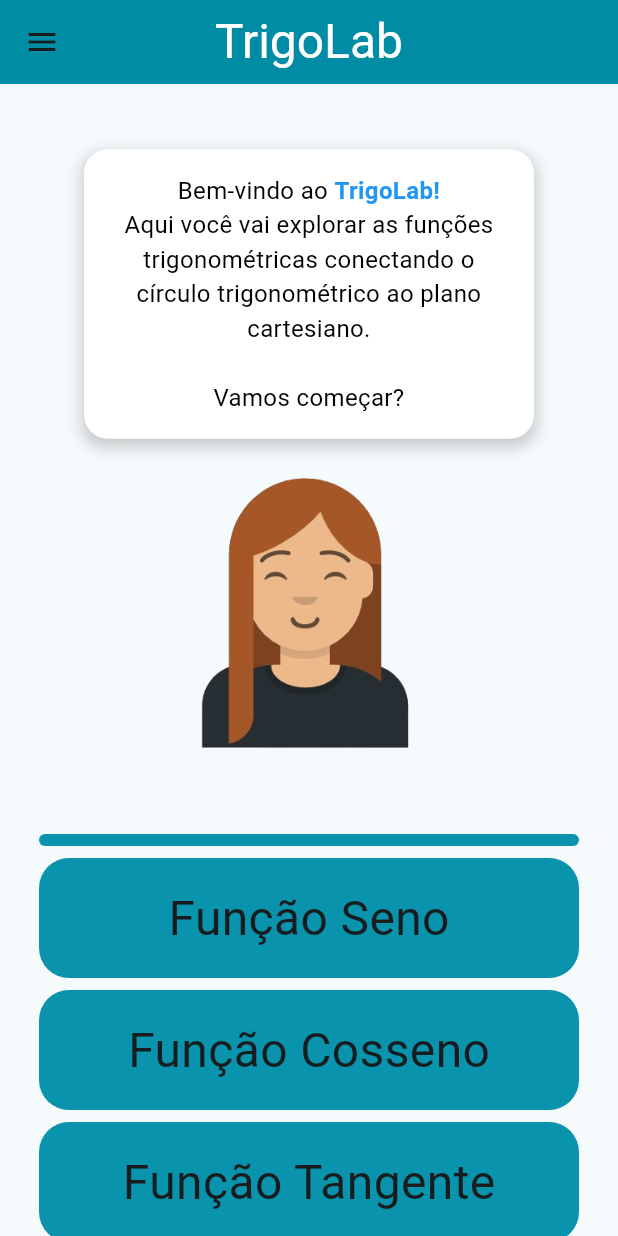
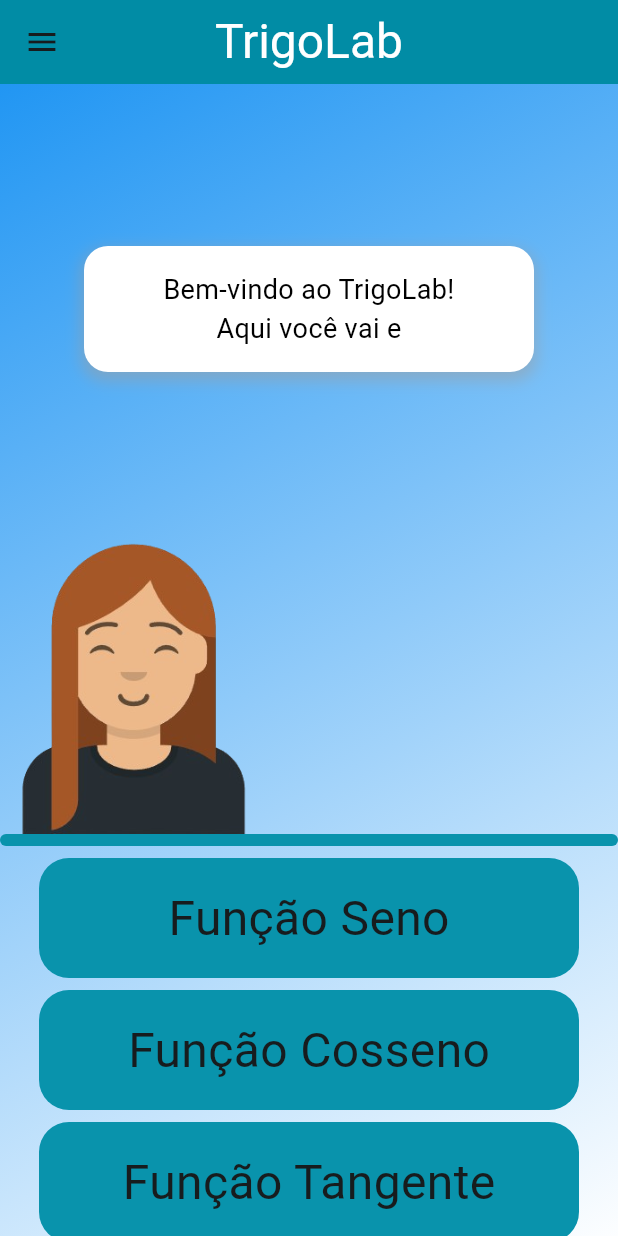
Before and after one commit to GabrielHCRJ/Trigolab, a Flutter app: the Trigonometria screen opened by its route, on a phone screen of 412 x 824 dp. Run offline on Flutter 3.47's test engine with Material 3 defaults, Android fonts, the phone set to English and light mode, and no system bars; our stand-ins replace google_fonts, video_player.

Commit message:
Tela de começar atividade pronta

```diff
--- a/trigolab/lib/cosseno/quiz-cosseno.dart
+++ b/trigolab/lib/cosseno/quiz-cosseno.dart
@@ -1,6 +1,6 @@
 import 'package:trigolab/seno/data/questions.dart';
 import 'package:trigolab/seno/quiz-seno.dart';
-import 'package:trigolab/seno/start_screen.dart';
+import 'package:trigolab/cosseno/start_screen.dart';
 import 'package:trigolab/tangente/quiz-tangente.dart';
 import 'package:trigolab/trigonometria.dart';
 import 'package:flutter/material.dart';
--- a/trigolab/lib/cosseno/start_screen.dart
+++ b/trigolab/lib/cosseno/start_screen.dart
@@ -61,7 +61,7 @@ class StartScreen extends StatelessWidget {
                     foregroundColor: const Color.fromARGB(255, 96, 238, 84)),
                 icon: const Icon(Icons.arrow_right_alt),
                 label: const Text(
-                  'Voltar ao Menu',
+                  'Voltar ao xnu',
                   style: TextStyle(
                     color: Color.fromARGB(255, 204, 183, 233),
                     fontSize: 32,
--- a/trigolab/lib/tangente/start_screen.dart
+++ b/trigolab/lib/tangente/start_screen.dart
@@ -61,7 +61,7 @@ class StartScreen extends StatelessWidget {
                     foregroundColor: const Color.fromARGB(255, 96, 238, 84)),
                 icon: const Icon(Icons.arrow_right_alt),
                 label: const Text(
-                  'Voltar ao Menu',
+                  'Voltar ao Mxnu',
                   style: TextStyle(
                     color: Color.fromARGB(255, 204, 183, 233),
                     fontSize: 32,
--- a/trigolab/lib/trigonometria.dart
+++ b/trigolab/lib/trigonometria.dart
@@ -1,3 +1,4 @@
+import 'dart:async';
 import 'package:flutter/material.dart';
 import 'package:trigolab/widgets/custom-drawer.dart';
 
@@ -16,74 +17,33 @@ class Trigonometria extends StatelessWidget {
         drawer: const CustomDrawer(),
         body: Center(
           child: SingleChildScrollView(
+            child: Container(
+              decoration: BoxDecoration(
+                gradient: LinearGradient(
+                  colors: [Colors.blue, Colors.white],
+                  begin: Alignment.topLeft,
+                  end: Alignment.bottomRight,
+                ),
+              ),
               child: Column(children: [
                 Container(
-                width: 500,
-                height: 500,
+                  width: double.infinity,
+                  height: 300,
                   child: Center(
-                  child: Column(
-                    mainAxisAlignment: MainAxisAlignment.center,
+                    child: TypingBalloon(),
+                  ),
+                ),
+                Row(
+                  mainAxisAlignment: MainAxisAlignment.start,
                   children: [
-                      // Container do balão de fala
-                      Container(
-                        margin: const EdgeInsets.only(
-                            bottom: 20), // Espaço entre a imagem e o balão
-                        padding:
-                            const EdgeInsets.all(16), // Espaçamento interno
-                        width: 300, // Largura do balão
-                        decoration: BoxDecoration(
-                          color: Colors.white,
-                          borderRadius:
-                              BorderRadius.circular(16), // Bordas arredondadas
-                          boxShadow: [
-                            BoxShadow(
-                              color: Colors.grey.withOpacity(0.5),
-                              spreadRadius: 2,
-                              blurRadius: 8,
-                              offset: const Offset(0, 4), // Sombra para baixo
+                    SizedBox(
+                      height: 200,
+                      child: Image.asset('assets/images/npc1.png'),
                     ),
                   ],
                 ),
-                        child: const Text.rich(
-                          TextSpan(
-                            children: [
-                              TextSpan(
-                                text: 'Bem-vindo ao ',
-                                style: TextStyle(
-                                    fontSize: 16, color: Colors.black),
-                              ),
-                              TextSpan(
-                                text: 'TrigoLab!',
-                                style: TextStyle(
-                                  fontWeight: FontWeight.bold,
-                                  fontSize: 16,
-                                  color: Colors.blue,
-                                ),
-                              ),
-                              TextSpan(
-                                text:
-                                    '\nAqui você vai explorar as funções trigonométricas conectando o círculo trigonométrico ao plano cartesiano.\n\nVamos começar?',
-                                style: TextStyle(
-                                    fontSize: 16, color: Colors.black),
-                              ),
-                            ],
-                          ),
-                          textAlign: TextAlign.center,
-                        ),
-                      ),
-                      // Imagem ou ícone do personagem
-                      SizedBox(
-                        height: 200,
-                        child: Image.asset(
-                            'assets/images/npc1.png'), // Caminho do asset
-                      ),
-                      // Linha decorativa abaixo do personagem
-                    ],
-                  ),
-                ),
-              ),
                 Container(
-                width: 360,
+                  width: double.infinity,
                   height: 8,
                   decoration: const BoxDecoration(
                       color: Color.fromARGB(255, 9, 147, 172),
@@ -99,7 +59,73 @@ class Trigonometria extends StatelessWidget {
                     ])
               ]),
             ),
+          ),
         ));
+  }
+}
+
+class TypingBalloon extends StatefulWidget {
+  @override
+  _TypingBalloonState createState() => _TypingBalloonState();
+}
+
+class _TypingBalloonState extends State<TypingBalloon> {
+  final String fullText =
+      'Bem-vindo ao TrigoLab!\nAqui você vai explorar as funções trigonométricas, relacionando o círculo trigonométrico ao plano cartesiano.\n\nVamos começar?';
+  String displayedText = "";
+  int charIndex = 0;
+
+  late Timer _timer;
+
+  @override
+  void initState() {
+    super.initState();
+    startTyping();
+  }
+
+  void startTyping() {
+    _timer = Timer.periodic(Duration(milliseconds: 50), (timer) {
+      if (charIndex < fullText.length) {
+        setState(() {
+          displayedText += fullText[charIndex];
+          charIndex++;
+        });
+      } else {
+        _timer.cancel();
+      }
+    });
+  }
+
+  @override
+  void dispose() {
+    _timer.cancel();
+    super.dispose();
+  }
+
+  @override
+  Widget build(BuildContext context) {
+    return Container(
+      margin: const EdgeInsets.only(bottom: 20, top: 20),
+      padding: const EdgeInsets.all(16),
+      width: 300,
+      decoration: BoxDecoration(
+        color: Colors.white,
+        borderRadius: BorderRadius.circular(16),
+        boxShadow: [
+          BoxShadow(
+            color: Colors.grey.withOpacity(0.5),
+            spreadRadius: 2,
+            blurRadius: 8,
+            offset: const Offset(0, 4),
+          ),
+        ],
+      ),
+      child: Text(
+        displayedText,
+        style: const TextStyle(fontSize: 18, color: Colors.black),
+        textAlign: TextAlign.center,
+      ),
+    );
   }
 }
 
--- a/trigolab/pubspec.yaml
+++ b/trigolab/pubspec.yaml
@@ -67,7 +67,9 @@ flutter:
     - assets/videos/SenoG1.mp4
     - assets/videos/SenoQ1.mp4
     - assets/images/npc1.png
-
+    - assets/images/npc2.png
+    - assets/images/npc3.png
+    - assets/images/npc4.png
 
   # An image asset can refer to one or more resolution-specific "variants", see
   # https://flutter.dev/assets-and-images/#resolution-aware
```
Also changed, not shown: trigolab/lib/seno/start_screen.dart (+189 -54 lines), trigolab/assets/images/npc1.png, trigolab/assets/images/npc2.png. Lines whose indentation alone changed are shown as unchanged.
